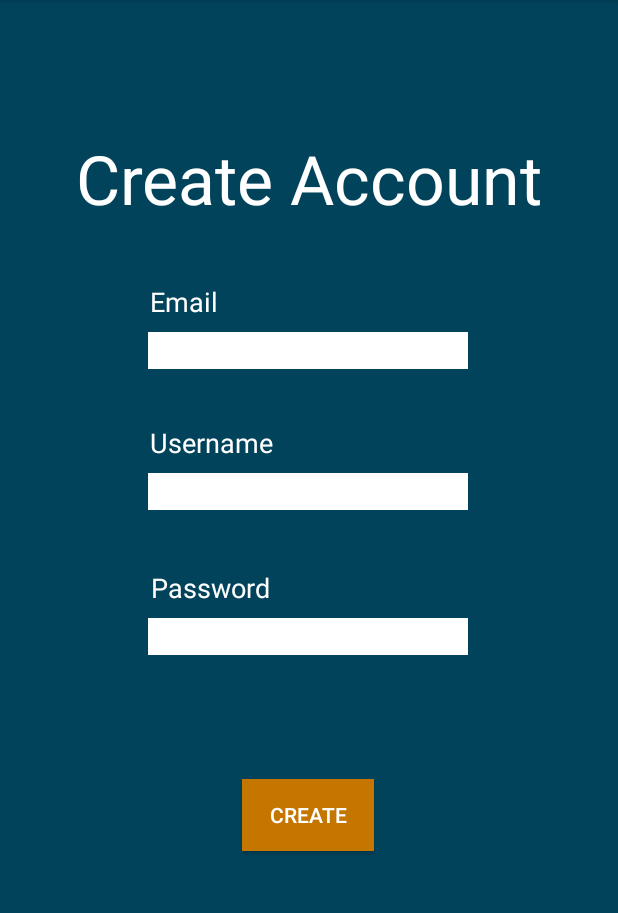
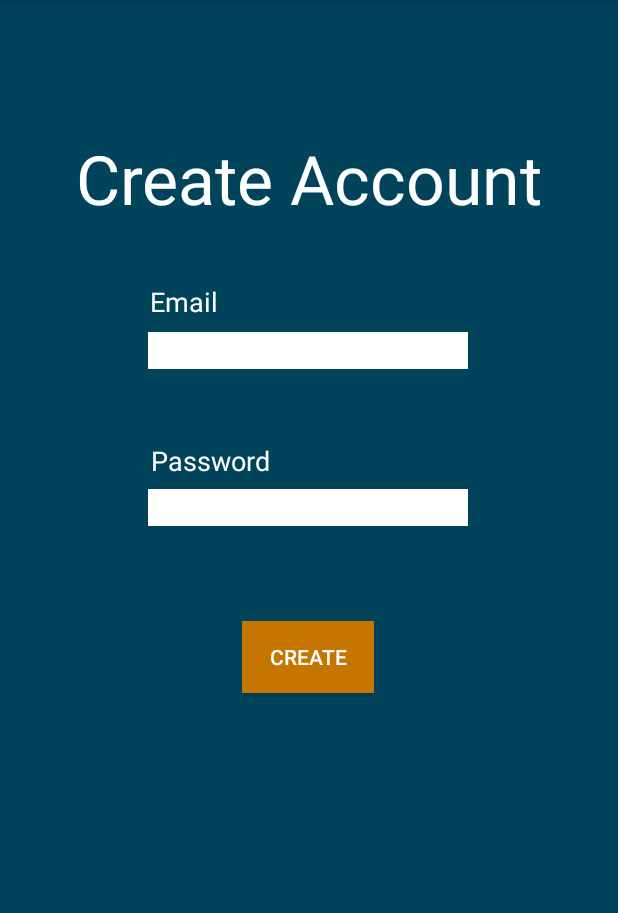
Before and after one commit to sarahmarvi/cmsc436group41, an Android app: the CreateAccountActivity screen opened directly, with no data from a screen before it, on a phone screen of 412 x 824 dp, the part 84-997 px from its top. Run offline under Robolectric (Android 15) with nearby library versions, the phone set to English and light mode, and no system bars; our stand-ins replace Firebase (no records; nobody signed in at launch, a user with empty details on screens opened directly).

Commit message:
Added implementation for login and registration

```diff
--- a/SemesterGroupProject/app/build.gradle
+++ b/SemesterGroupProject/app/build.gradle
@@ -1,6 +1,7 @@
 apply plugin: 'com.android.application'
 apply plugin: 'kotlin-android'
 apply plugin: 'kotlin-android-extensions'
+apply plugin: 'com.google.gms.google-services'
 
 android {
     compileSdkVersion 30
@@ -30,6 +31,9 @@ dependencies {
     implementation 'androidx.core:core-ktx:1.3.2'
     implementation 'androidx.appcompat:appcompat:1.2.0'
     implementation 'androidx.constraintlayout:constraintlayout:2.0.4'
+    implementation 'com.google.firebase:firebase-auth:16.0.5'
+    implementation 'com.google.firebase:firebase-database:16.0.4'
+    implementation 'com.google.firebase:firebase-storage:16.0.4'
     testImplementation 'junit:junit:4.12'
     androidTestImplementation 'androidx.test.ext:junit:1.1.2'
     androidTestImplementation 'androidx.test.espresso:espresso-core:3.3.0'
--- a/SemesterGroupProject/app/src/main/java/com/example/audiodictionary/CreateAccountActivity.kt
+++ b/SemesterGroupProject/app/src/main/java/com/example/audiodictionary/CreateAccountActivity.kt
@@ -3,17 +3,71 @@ package com.example.audiodictionary
 import android.content.Intent
 import androidx.appcompat.app.AppCompatActivity
 import android.os.Bundle
+import android.text.TextUtils
+import android.util.Log
+import android.view.View
 import android.widget.Button
+import android.widget.EditText
+import android.widget.ProgressBar
+import android.widget.Toast
+import com.google.firebase.auth.FirebaseAuth
+import com.google.firebase.database.DatabaseReference
+import com.google.firebase.database.FirebaseDatabase
 
 class CreateAccountActivity : AppCompatActivity() {
 
+    private var emailTV: EditText? = null
+    private var passwordTV: EditText? = null
+    private var regBtn: Button? = null
+    private var validator = Validators()
+
+    private var mAuth: FirebaseAuth? = null
 
     override fun onCreate(savedInstanceState: Bundle?) {
+        Log.i("CreateAccountActivity", "In onCreate of CreateAccountActivity")
         super.onCreate(savedInstanceState)
+        Log.i("CreateAccountActivity", "Stop 0")
         setContentView(R.layout.create_account)
 
+        mAuth = FirebaseAuth.getInstance()
 
+        Log.i("CreateAccountActivity", "Stop 1")
+        emailTV = findViewById(R.id.editTextTextEmailAddress)
+        Log.i("CreateAccountActivity", "Stop 2")
+        passwordTV = findViewById(R.id.editTextTextPassword)
+        Log.i("CreateAccountActivity", "Stop 3")
+        regBtn = findViewById(R.id.createAccBtn)
+        Log.i("CreateAccountActivity", "Stop 4")
+        regBtn!!.setOnClickListener { registerNewUser() }
+    }
+
+    private fun registerNewUser() {
+
+        val email: String = emailTV!!.text.toString()
+        val password: String = passwordTV!!.text.toString()
+
+        if (!validator.validEmail(email)) {
+            Toast.makeText(applicationContext, "Please enter a valid email...", Toast.LENGTH_LONG).show()
+            return
+        }
+        if (!validator.validPassword(password)) {
+            Toast.makeText(applicationContext, "Please enter a password more than 6 characters long!", Toast.LENGTH_LONG).show()
+            return
+        }
+
+        mAuth!!.createUserWithEmailAndPassword(email, password)
+            .addOnCompleteListener { task ->
+                if (task.isSuccessful) {
+                    Toast.makeText(applicationContext, "Registration successful!", Toast.LENGTH_LONG).show()
+
+                    val intent = Intent(this@CreateAccountActivity, LoginActivity::class.java)
+                    startActivity(intent)
+                } else {
+                    Toast.makeText(applicationContext, "Registration failed! Please try again later", Toast.LENGTH_LONG).show()
+                }
+            }
     }
 
 
+
 }
--- a/SemesterGroupProject/app/src/main/java/com/example/audiodictionary/LanguageListActivity.kt
+++ b/SemesterGroupProject/app/src/main/java/com/example/audiodictionary/LanguageListActivity.kt
@@ -6,11 +6,15 @@ import android.widget.Button
 
 class LanguageListActivity : AppCompatActivity() {
 
+//    private val prevIntent = getIntent()
+//    private lateinit var uid : String
 
     override fun onCreate(savedInstanceState: Bundle?) {
         super.onCreate(savedInstanceState)
         setContentView(R.layout.languages)
 
-
+//        if (prevIntent.hasExtra("UserId")) {
+//            uid = prevIntent.getStringExtra("UserID").toString()
+//        }
     }
 }
--- a/SemesterGroupProject/app/src/main/java/com/example/audiodictionary/MainActivity.kt
+++ b/SemesterGroupProject/app/src/main/java/com/example/audiodictionary/MainActivity.kt
@@ -26,12 +26,12 @@ class MainActivity : AppCompatActivity() {
     }
 
     private fun startLearner() {
-        val intent = Intent(this, LanguageListActivity::class.java)
+        val intent = Intent(this@MainActivity, LanguageListActivity::class.java)
         startActivity(intent)
     }
 
     private fun startNative() {
-        val intent = Intent(this, LoginActivity::class.java)
+        val intent = Intent(this@MainActivity, LoginActivity::class.java)
         startActivity(intent)
     }
 }
--- a/SemesterGroupProject/app/src/main/res/layout/create_account.xml
+++ b/SemesterGroupProject/app/src/main/res/layout/create_account.xml
@@ -19,34 +19,34 @@
         app:layout_constraintTop_toTopOf="parent"
         app:layout_constraintVertical_bias="0.125" />
 
-    <EditText
-        android:id="@+id/editTextTextEmailAddress2"
-        android:layout_width="wrap_content"
-        android:layout_height="wrap_content"
-        android:background="#FFFFFF"
-        android:ems="10"
-        android:inputType="textEmailAddress"
-        android:textColor="#000000"
-        app:layout_constraintBottom_toBottomOf="parent"
-        app:layout_constraintEnd_toEndOf="parent"
-        app:layout_constraintHorizontal_bias="0.497"
-        app:layout_constraintStart_toStartOf="parent"
-        app:layout_constraintTop_toTopOf="parent"
-        app:layout_constraintVertical_bias="0.424" />
+<!--    <EditText-->
+<!--        android:id="@+id/editTextTextEmailAddress2"-->
+<!--        android:layout_width="wrap_content"-->
+<!--        android:layout_height="wrap_content"-->
+<!--        android:background="#FFFFFF"-->
+<!--        android:ems="10"-->
+<!--        android:inputType="textEmailAddress"-->
+<!--        android:textColor="#000000"-->
+<!--        app:layout_constraintBottom_toBottomOf="parent"-->
+<!--        app:layout_constraintEnd_toEndOf="parent"-->
+<!--        app:layout_constraintHorizontal_bias="0.497"-->
+<!--        app:layout_constraintStart_toStartOf="parent"-->
+<!--        app:layout_constraintTop_toTopOf="parent"-->
+<!--        app:layout_constraintVertical_bias="0.424" />-->
 
-    <TextView
-        android:id="@+id/textView5"
-        android:layout_width="wrap_content"
-        android:layout_height="wrap_content"
-        android:text="@string/create_user"
-        android:textAppearance="@style/TextAppearance.AppCompat.Medium"
-        android:textColor="#FFFFFF"
-        app:layout_constraintBottom_toBottomOf="parent"
-        app:layout_constraintEnd_toEndOf="parent"
-        app:layout_constraintHorizontal_bias="0.303"
-        app:layout_constraintStart_toStartOf="parent"
-        app:layout_constraintTop_toTopOf="parent"
-        app:layout_constraintVertical_bias="0.38" />
+<!--    <TextView-->
+<!--        android:id="@+id/textView5"-->
+<!--        android:layout_width="wrap_content"-->
+<!--        android:layout_height="wrap_content"-->
+<!--        android:text="@string/create_user"-->
+<!--        android:textAppearance="@style/TextAppearance.AppCompat.Medium"-->
+<!--        android:textColor="#FFFFFF"-->
+<!--        app:layout_constraintBottom_toBottomOf="parent"-->
+<!--        app:layout_constraintEnd_toEndOf="parent"-->
+<!--        app:layout_constraintHorizontal_bias="0.303"-->
+<!--        app:layout_constraintStart_toStartOf="parent"-->
+<!--        app:layout_constraintTop_toTopOf="parent"-->
+<!--        app:layout_constraintVertical_bias="0.38" />-->
 
     <EditText
         android:id="@+id/editTextTextPassword"
@@ -61,7 +61,7 @@
         app:layout_constraintHorizontal_bias="0.497"
         app:layout_constraintStart_toStartOf="parent"
         app:layout_constraintTop_toTopOf="parent"
-        app:layout_constraintVertical_bias="0.554" />
+        app:layout_constraintVertical_bias="0.439" />
 
     <TextView
         android:id="@+id/passText"
@@ -75,10 +75,10 @@
         app:layout_constraintHorizontal_bias="0.302"
         app:layout_constraintStart_toStartOf="parent"
         app:layout_constraintTop_toTopOf="parent"
-        app:layout_constraintVertical_bias="0.51" />
+        app:layout_constraintVertical_bias="0.396" />
 
     <Button
-        android:id="@+id/button"
+        android:id="@+id/createAccBtn"
         android:layout_width="wrap_content"
         android:layout_height="wrap_content"
         android:background="#C57600"
@@ -89,7 +89,7 @@
         app:layout_constraintHorizontal_bias="0.498"
         app:layout_constraintStart_toStartOf="parent"
         app:layout_constraintTop_toTopOf="parent"
-        app:layout_constraintVertical_bias="0.721" />
+        app:layout_constraintVertical_bias="0.575" />
 
     <TextView
         android:id="@+id/textView7"
--- a/SemesterGroupProject/app/src/main/res/layout/login.xml
+++ b/SemesterGroupProject/app/src/main/res/layout/login.xml
@@ -78,7 +78,7 @@
         app:layout_constraintVertical_bias="0.284" />
 
     <Button
-        android:id="@+id/button"
+        android:id="@+id/submitBtn"
         android:layout_width="wrap_content"
         android:layout_height="wrap_content"
         android:background="#C57600"
--- a/SemesterGroupProject/app/src/main/res/values/strings.xml
+++ b/SemesterGroupProject/app/src/main/res/values/strings.xml
@@ -19,7 +19,7 @@
 
 <!--    Strings for login.xml-->
     <string name="login_title">Login</string>
-    <string name="login_user">Username</string>
+    <string name="login_user">Email</string>
     <string name="login_pass">Password</string>
     <string name="login_submit">Submit</string>
     <string name="login_question">Need to create an account?</string>
--- a/SemesterGroupProject/build.gradle
+++ b/SemesterGroupProject/build.gradle
@@ -8,6 +8,7 @@ buildscript {
     dependencies {
         classpath "com.android.tools.build:gradle:4.0.1"
         classpath "org.jetbrains.kotlin:kotlin-gradle-plugin:$kotlin_version"
+        classpath 'com.google.gms:google-services:4.2.0'
 
         // NOTE: Do not place your application dependencies here; they belong
         // in the individual module build.gradle files
```
Also changed, not shown: SemesterGroupProject/app/src/main/AndroidManifest.xml (+6 -4 lines), SemesterGroupProject/app/src/main/java/com/example/audiodictionary/LoginActivity.kt (+62 -1 lines), SemesterGroupProject/app/src/main/java/com/example/audiodictionary/Validators.kt (added, +31 -0 lines), 1 other file.
